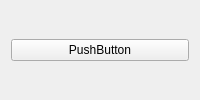
Qt form Qt/my_programm/Templates/Template_old/src/template_old_mainbox/src/ui/template_old_mainbox.ui (RinatB2017/mega_GIT) before a commit.
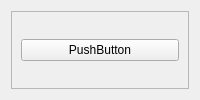
The same form after that commit.

Patch:
```diff
--- a/Qt/my_programm/Templates/Template_old/src/template_old_mainbox/src/ui/template_old_mainbox.ui
+++ b/Qt/my_programm/Templates/Template_old/src/template_old_mainbox/src/ui/template_old_mainbox.ui
@@ -4,10 +4,22 @@
  <widget class="QWidget" name="MainBox">
   <layout class="QVBoxLayout" name="verticalLayout">
    <item>
-    <widget class="QPushButton" name="pushButton">
+    <widget class="QFrame" name="main_frame">
+     <property name="frameShape">
+      <enum>QFrame::StyledPanel</enum>
+     </property>
+     <property name="frameShadow">
+      <enum>QFrame::Raised</enum>
+     </property>
+     <layout class="QVBoxLayout" name="verticalLayout_2">
+      <item>
+       <widget class="QPushButton" name="btn_temp">
      <property name="text">
       <string>PushButton</string>
      </property>
+       </widget>
+      </item>
+     </layout>
     </widget>
    </item>
   </layout>
```
Lines whose indentation alone changed are shown as unchanged.
